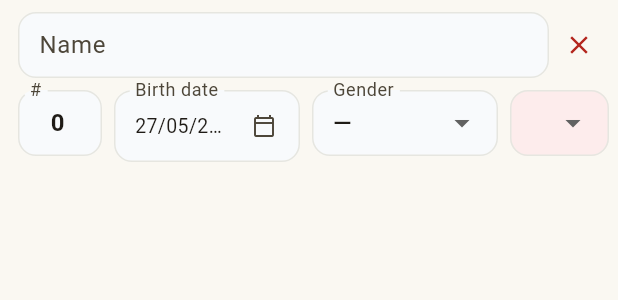
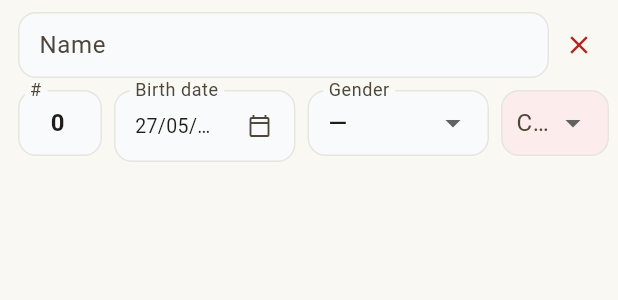
Before and after one commit to gnpazinato/IWBF-Team-Points-Control, a Flutter app: the _EditablePlayerRow widget shown alone on an empty page, opened directly with empty values, on a phone screen of 412 x 824 dp. Shown: the top 300 px of the screen. Run offline on Flutter 3.47's test engine with Material 3 defaults, Android fonts, the phone set to English and light mode, and no system bars; our stand-ins replace file_picker, shared_preferences, vibration, wakelock_plus, web; missing offline and left inert: dart:js_interop, excel; accounts and stored records are empty.

Commit message:
fix(visual): isExpanded no dropdown de classe + ícones _outlined
- Dropdown de classe na linha editável estourava 16px (RenderFlex interno)
  na largura estreita; isExpanded:true faz o item encolher em vez de
  transbordar. Corrige os 2 testes novos de exclusão.
- Iconografia: warning_amber_rounded -> _outlined (match setup) e
  upload_file -> file_upload_outlined (missing data).

Co-Authored-By: Claude Opus 4.7 (1M context) <noreply@anthropic.com>

```diff
--- a/lib/screens/match_setup_screen.dart
+++ b/lib/screens/match_setup_screen.dart
@@ -255,7 +255,7 @@ class _MatchSetupScreenState extends State<MatchSetupScreen> {
                       crossAxisAlignment: CrossAxisAlignment.start,
                       children: <Widget>[
                         const Icon(
-                          Icons.warning_amber_rounded,
+                          Icons.warning_amber_outlined,
                           color: IwbfColors.alertRed,
                           size: 20,
                         ),
--- a/lib/screens/missing_data_screen.dart
+++ b/lib/screens/missing_data_screen.dart
@@ -37,7 +37,7 @@ class MissingDataScreen extends StatelessWidget {
             key: const Key('back-to-load-button'),
             onPressed: () =>
                 Navigator.of(context).popUntil((Route<void> r) => r.isFirst),
-            icon: const Icon(Icons.upload_file),
+            icon: const Icon(Icons.file_upload_outlined),
             label: const Text('Load Different Spreadsheet'),
           ),
         ),
--- a/lib/screens/validation_summary_screen.dart
+++ b/lib/screens/validation_summary_screen.dart
@@ -621,11 +621,12 @@ class _EditablePlayerRowState extends State<_EditablePlayerRow> {
               ),
               const SizedBox(width: 8),
               SizedBox(
-                width: 66,
+                width: 72,
                 child: DropdownButtonFormField<double>(
                   key: Key('class-dropdown-${widget.player.id}'),
                   initialValue: classValid ? widget.player.playerClass : null,
                   isDense: true,
+                  isExpanded: true,
                   decoration: InputDecoration(
                     isDense: true,
                     labelText: 'Cls',
```
